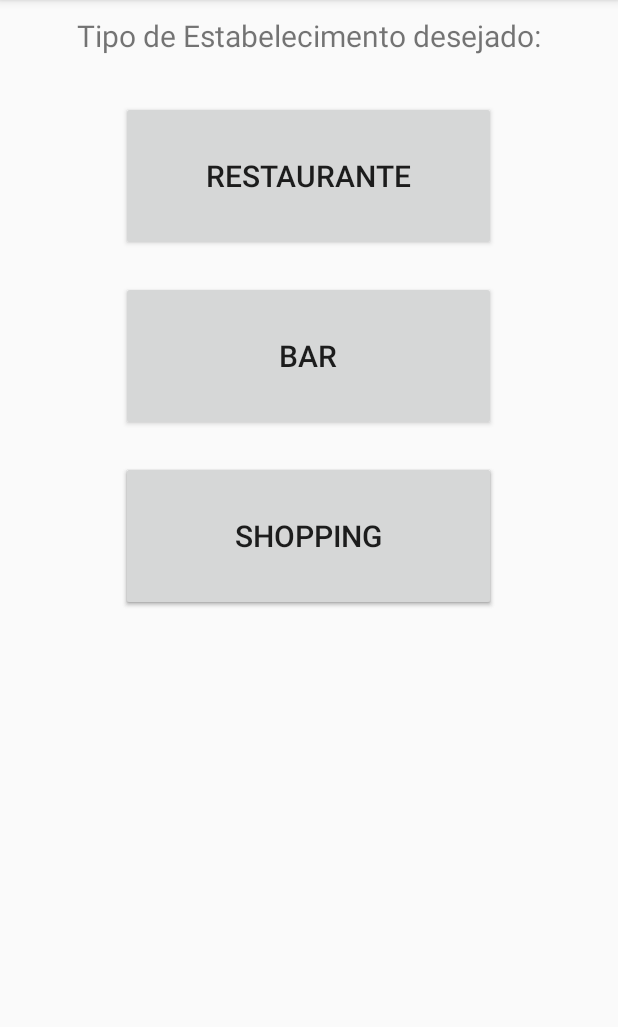
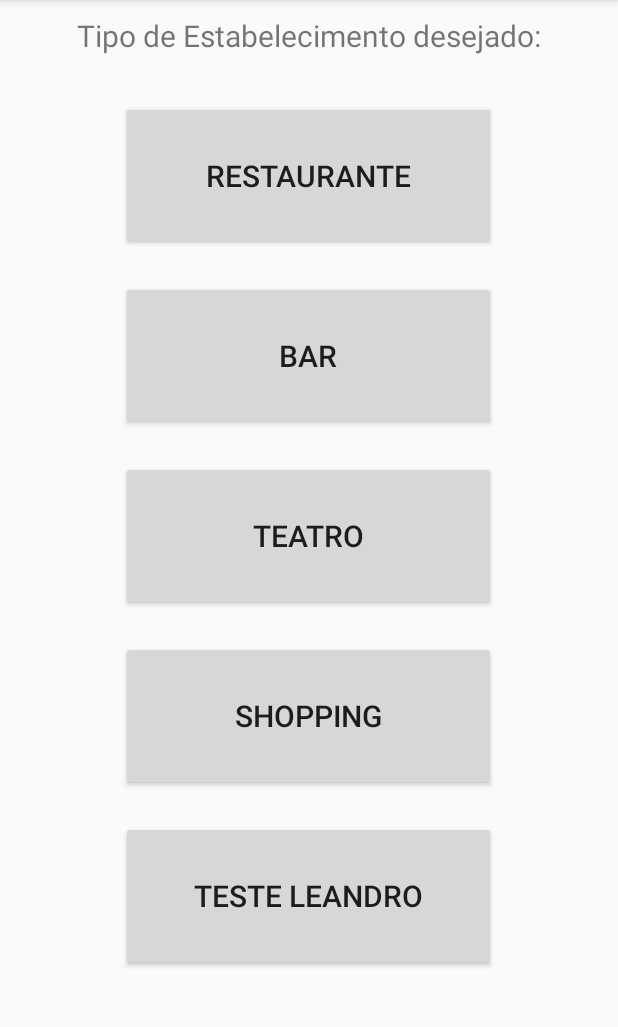
Before and after one commit to joaopaulojpos/Jaime, an Android app: the screen it shows after launch (CategoriaEstabelecimentosActivity), on a phone screen of 412 x 824 dp, the part 84-1111 px from its top. Run offline under Robolectric (Android 15) with nearby library versions, the phone set to English and light mode, and no system bars.

Commit message:
Conectando com o Maps

```diff
--- a/app/build.gradle
+++ b/app/build.gradle
@@ -22,6 +22,7 @@ dependencies {
     implementation fileTree(dir: 'libs', include: ['*.jar'])
     implementation 'com.android.support:appcompat-v7:26.1.0'
     implementation 'com.android.support.constraint:constraint-layout:1.0.2'
+    implementation 'com.google.android.gms:play-services-maps:11.6.2'
     testImplementation 'junit:junit:4.12'
     androidTestImplementation 'com.android.support.test:runner:1.0.1'
     androidTestImplementation 'com.android.support.test.espresso:espresso-core:3.0.1'
--- a/app/src/main/java/com/jaime/jaime/activity/CategoriaEstabelecimentosActivity.java
+++ b/app/src/main/java/com/jaime/jaime/activity/CategoriaEstabelecimentosActivity.java
@@ -15,6 +15,7 @@ import android.util.Log;
 import android.view.View;
 import android.widget.Button;
 
+import com.jaime.jaime.MapsTeste.TesteMapsActivity;
 import com.jaime.jaime.R;
 import com.jaime.jaime.apiclima.Clima;
 import com.jaime.jaime.apiclima.ClimaResposta;
@@ -41,6 +42,7 @@ public class CategoriaEstabelecimentosActivity extends AppCompatActivity impleme
 
     private static final String TAG = "CLIMEX";
     private Retrofit retrofit;
+    private Button btnLeandro;
 
 
     @Override
@@ -179,6 +181,10 @@ public class CategoriaEstabelecimentosActivity extends AppCompatActivity impleme
             case R.id.btnShopping:
                 intent.putExtra("Categoria", "Shopping");
                 break;
+            case R.id.btnLeandro:
+                intent = new Intent(CategoriaEstabelecimentosActivity.this, TesteMapsActivity.class);
+                break;
+
         }
         startActivity(intent);
     }
@@ -189,6 +195,7 @@ public class CategoriaEstabelecimentosActivity extends AppCompatActivity impleme
         btnBar = findViewById(R.id.btnBar);
         btnTeatro = findViewById(R.id.btnTeatro);
         btnShopping = findViewById(R.id.btnShopping);
+        btnLeandro = (Button) findViewById(R.id.btnLeandro);
     }
 
     public void listenarBotoes() {
@@ -196,5 +203,6 @@ public class CategoriaEstabelecimentosActivity extends AppCompatActivity impleme
         btnBar.setOnClickListener(this);
         btnTeatro.setOnClickListener(this);
         btnShopping.setOnClickListener(this);
+        btnLeandro.setOnClickListener(this);
     }
 }
--- a/app/src/main/java/com/jaime/jaime/dao/EstabelecimentoDAO.java
+++ b/app/src/main/java/com/jaime/jaime/dao/EstabelecimentoDAO.java
@@ -16,7 +16,7 @@ import java.util.List;
 
 public class EstabelecimentoDAO extends SQLiteOpenHelper {
     //Toda vez que mudar o banco aumenta um nesse atributo.
-    private static final int VERSAO = 34;
+    private static final int VERSAO = 36;
 
 
     @Override
--- a/app/src/main/java/com/jaime/jaime/util/DarCargaNoBanco.java
+++ b/app/src/main/java/com/jaime/jaime/util/DarCargaNoBanco.java
@@ -11,6 +11,7 @@ import java.util.ArrayList;
 import java.util.List;
 
 import static android.content.ContentValues.TAG;
+import static android.icu.lang.UCharacter.GraphemeClusterBreak.L;
 
 public class DarCargaNoBanco {
 
@@ -456,8 +457,8 @@ public class DarCargaNoBanco {
         s1.setTotalVotos(50);
         s1.setHorarioAbre("09:00");
         s1.setHorarioFecha("22:00");
-        s1.setLatitude(7878L);
-        s1.setLongitude(456L);
+        s1.setLatitude((long) -8.1149622);
+        s1.setLongitude((long) -34.9065044);
 
         Estabelecimento s2 = new Estabelecimento();
         s2.setNome("Shopping Boa Vista");
--- a/app/src/main/res/layout/activity_categoria_estabelecimentos.xml
+++ b/app/src/main/res/layout/activity_categoria_estabelecimentos.xml
@@ -60,10 +60,20 @@
                 android:id="@+id/btnShopping"
                 android:layout_width="250dp"
                 android:layout_height="100dp"
-                android:layout_below="@id/btnBar"
+                android:layout_below="@id/btnTeatro"
                 android:layout_centerHorizontal="true"
                 android:layout_marginTop="20dp"
                 android:text="Shopping"
+                android:textSize="20dp" />
+
+            <Button
+                android:id="@+id/btnLeandro"
+                android:layout_width="250dp"
+                android:layout_height="100dp"
+                android:layout_below="@+id/btnShopping"
+                android:layout_centerHorizontal="true"
+                android:layout_marginTop="20dp"
+                android:text="Teste Leandro"
                 android:textSize="20dp" />
 
         </RelativeLayout>
--- a/app/src/main/res/values/strings.xml
+++ b/app/src/main/res/values/strings.xml
@@ -1,4 +1,5 @@
 <resources>
     <string name="app_name">Jaime</string>
     <string name="hint_anotacao">Anote aqui sobre esse local.</string>
+    <string name="title_activity_teste_maps">Map</string>
 </resources>
```
Also changed, not shown: app/src/debug/res/values/google_maps_api.xml (added, +24 -0 lines), app/src/main/AndroidManifest.xml (+22 -1 lines), app/src/main/java/com/jaime/jaime/MapsTeste/TesteMapsActivity.java (added, +65 -0 lines), app/src/main/java/com/jaime/jaime/activity/EstabelecimentoInfoActivity.java (+30 -1 lines), app/src/main/res/layout/activity_teste_maps.xml (added, +8 -0 lines), 1 other file.
